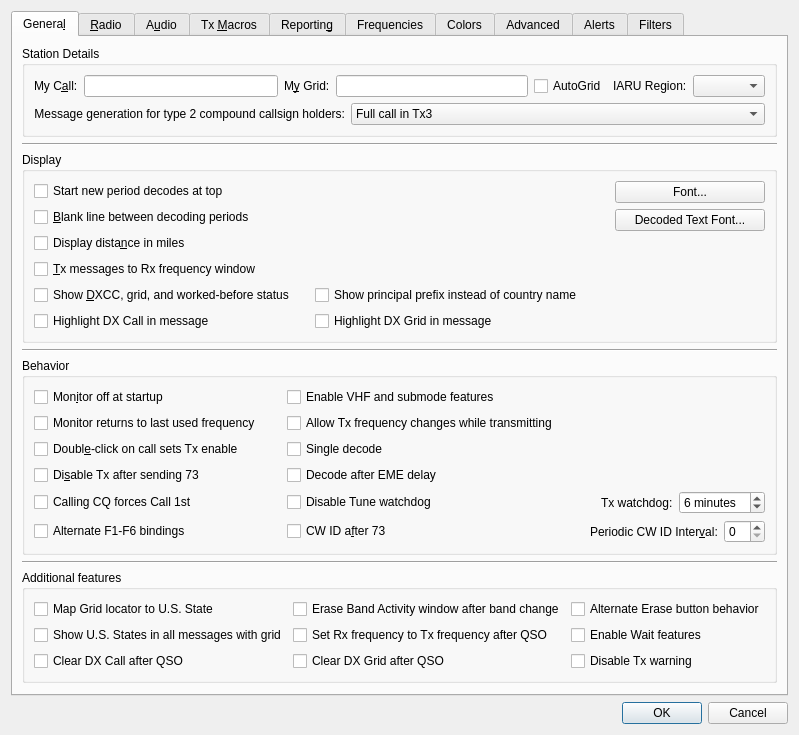
The window that Configuration_Alerts_PLUS.ui (uaro-radio/wsjtx) describes before a commit, drawn with Qt 5.
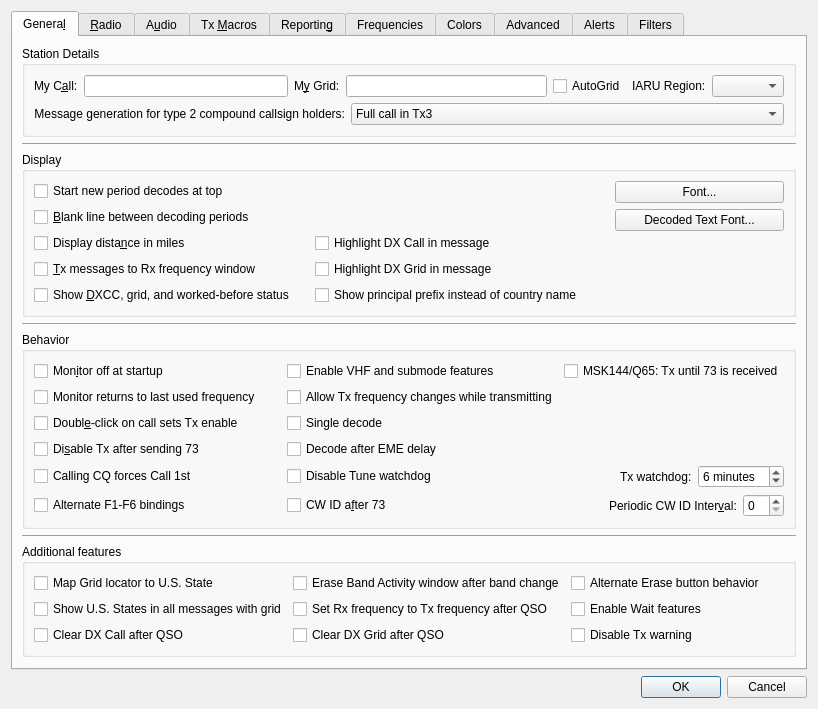
The same window after the commit. Custom widgets are drawn as their Qt base class.

Commit message: Add Repeat Tx feature ("MSK144/Q65: Tx until 73 is received").

Patch:
```diff
--- a/Configuration_Alerts_PLUS.ui
+++ b/Configuration_Alerts_PLUS.ui
@@ -7,7 +7,7 @@
     <x>0</x>
     <y>0</y>
     <width>771</width>
-    <height>727</height>
+    <height>701</height>
    </rect>
   </property>
   <property name="windowTitle">
@@ -171,13 +171,6 @@
           <string>Display</string>
          </property>
          <layout class="QGridLayout" name="gridLayout_4">
-          <item row="5" column="0">
-           <widget class="QCheckBox" name="cbHighlightDXcall">
-            <property name="text">
-             <string>Highlight DX Call in message</string>
-            </property>
-           </widget>
-          </item>
           <item row="4" column="1">
            <widget class="QCheckBox" name="ppfx_check_box">
             <property name="text">
@@ -218,13 +211,6 @@
             </property>
            </widget>
           </item>
-          <item row="5" column="1">
-           <widget class="QCheckBox" name="cbHighlightDXgrid">
-            <property name="text">
-             <string>Highlight DX Grid in message</string>
-            </property>
-           </widget>
-          </item>
           <item row="0" column="2" rowspan="4">
            <layout class="QHBoxLayout" name="horizontalLayout_21" stretch="0">
             <property name="sizeConstraint">
@@ -289,6 +275,20 @@
             </property>
            </widget>
           </item>
+          <item row="2" column="1">
+           <widget class="QCheckBox" name="cbHighlightDXcall">
+            <property name="text">
+             <string>Highlight DX Call in message</string>
+            </property>
+           </widget>
+          </item>
+          <item row="3" column="1">
+           <widget class="QCheckBox" name="cbHighlightDXgrid">
+            <property name="text">
+             <string>Highlight DX Grid in message</string>
+            </property>
+           </widget>
+          </item>
          </layout>
         </widget>
        </item>
@@ -519,6 +519,13 @@
             </property>
            </spacer>
           </item>
+          <item row="0" column="3">
+           <widget class="QCheckBox" name="repeat_Tx_check_box">
+            <property name="text">
+             <string>MSK144/Q65: Tx until 73 is received</string>
+            </property>
+           </widget>
+          </item>
          </layout>
         </widget>
        </item>
```
Left out of the diff: 8 changed lines with no effect on the pictures. The commit also changes 19 other files.
